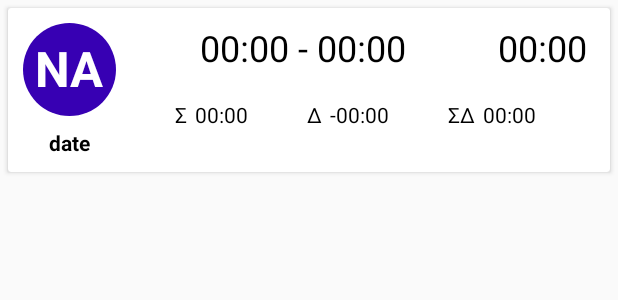
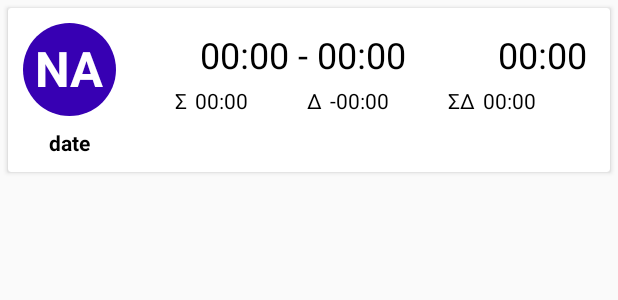
Before and after one commit to ede1998/WorkTracks, an Android app: the layout week_day.xml on its own in the app's theme, with its tools: preview values and no code run, on a phone screen of 412 x 824 dp. Shown: the top 300 px of the screen. Run offline under Robolectric (Android 15) with nearby library versions, the phone set to English and light mode, and no system bars.

Commit message:
Added comments to time table fragment and change background color of ignored cards

```diff
--- a/app/src/main/res/layout/week_day.xml
+++ b/app/src/main/res/layout/week_day.xml
@@ -1,6 +1,7 @@
 <?xml version="1.0" encoding="utf-8"?>
 <LinearLayout xmlns:android="http://schemas.android.com/apk/res/android"
     xmlns:card_view="http://schemas.android.com/apk/res-auto"
+    xmlns:tools="http://schemas.android.com/tools"
     android:layout_width="match_parent"
     android:layout_height="wrap_content">
 
@@ -22,7 +23,9 @@
                 android:layout_width="0dp"
                 android:layout_height="match_parent"
                 android:orientation="horizontal"
+                card_view:layout_constraintBottom_toTopOf="@+id/include"
                 card_view:layout_constraintEnd_toEndOf="parent"
+                card_view:layout_constraintHorizontal_bias="0.5"
                 card_view:layout_constraintStart_toStartOf="@+id/guideline"
                 card_view:layout_constraintTop_toTopOf="parent">
 
@@ -86,14 +89,17 @@
                 card_view:layout_constraintStart_toStartOf="parent"
                 card_view:layout_constraintTop_toTopOf="parent" />
 
-            <include
-                layout="@layout/time_status_information"
+            <TextView
+                android:id="@+id/text_comment"
                 android:layout_width="0dp"
                 android:layout_height="wrap_content"
+                android:layout_marginStart="8dp"
+                android:layout_marginEnd="8dp"
                 card_view:layout_constraintBottom_toBottomOf="parent"
                 card_view:layout_constraintEnd_toEndOf="parent"
+                card_view:layout_constraintHorizontal_bias="0.5"
                 card_view:layout_constraintStart_toStartOf="@+id/guideline"
-                card_view:layout_constraintTop_toBottomOf="@+id/linear_layout_row1" />
+                card_view:layout_constraintTop_toBottomOf="@+id/include" />
 
             <androidx.constraintlayout.widget.Guideline
                 android:id="@+id/guideline"
@@ -102,6 +108,17 @@
                 android:orientation="vertical"
                 card_view:layout_constraintGuide_begin="62dp" />
 
+            <include
+                android:id="@+id/include"
+                layout="@layout/time_status_information"
+                android:layout_width="0dp"
+                android:layout_height="wrap_content"
+                card_view:layout_constraintBottom_toTopOf="@+id/text_comment"
+                card_view:layout_constraintEnd_toEndOf="parent"
+                card_view:layout_constraintHorizontal_bias="0.5"
+                card_view:layout_constraintStart_toStartOf="@+id/guideline"
+                card_view:layout_constraintTop_toBottomOf="@+id/linear_layout_row1" />
+
         </androidx.constraintlayout.widget.ConstraintLayout>
 
     </androidx.cardview.widget.CardView>
--- a/app/src/main/res/values/colors.xml
+++ b/app/src/main/res/values/colors.xml
@@ -2,6 +2,7 @@
 <resources>
     <color name="colorPrimary">#6200EE</color>
     <color name="colorPrimaryDark">#3700B3</color>
+    <color name="colorDisabled">#787878</color>
     <color name="colorAccent">#03DAC5</color>
     <color name="colorNegative">#ff4d4d</color>
     <color name="colorPositive">#70db70</color>
```
Also changed, not shown: app/src/main/java/me/erikhennig/worktracks/ui/TimeTableFragment.java (+16 -0 lines).
